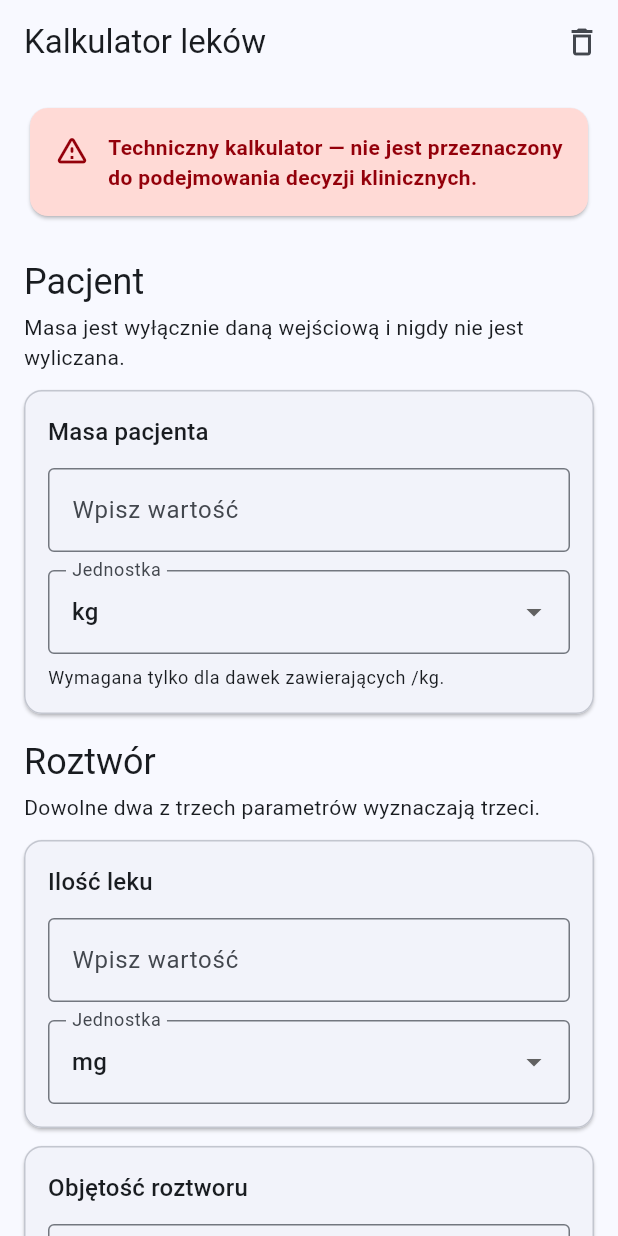
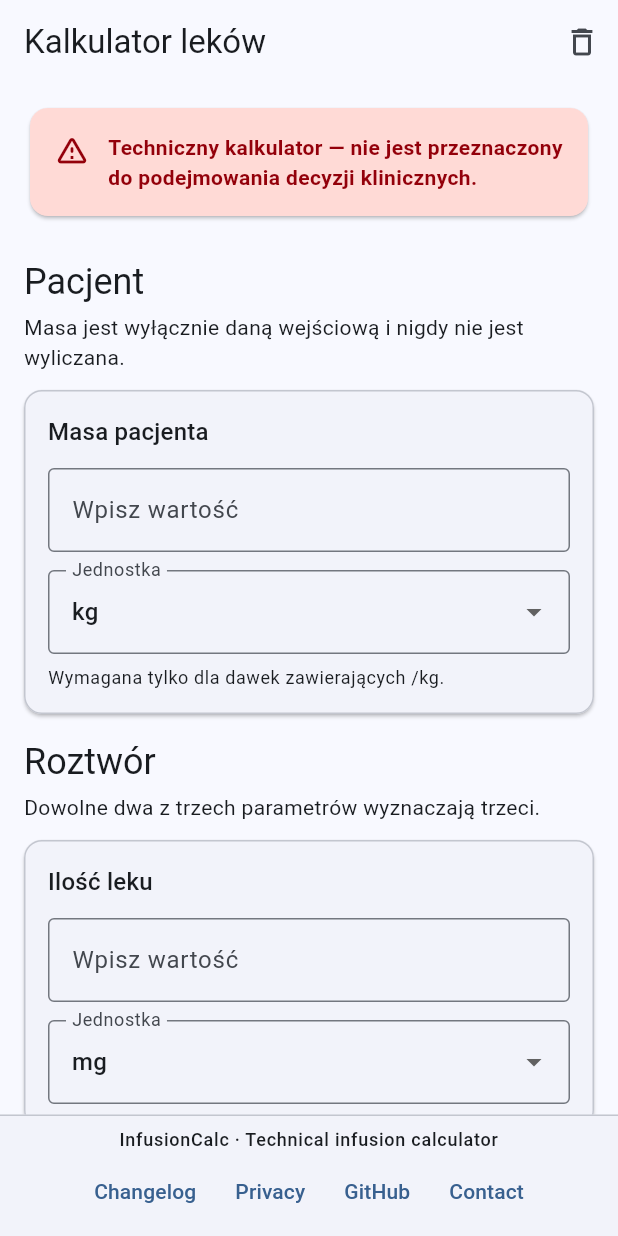
Before and after one commit to 8s4nfddmv9-lab/kalkulator-lekow, a Flutter app: the screen it shows after launch, on a phone screen of 412 x 824 dp. Run offline on Flutter 3.47's test engine with Material 3 defaults, Android fonts, the phone set to English and light mode, and no system bars; our stand-ins replace shared_preferences; missing offline and left inert: dart:js_interop.

Commit message:
chore: clean up deployment paths and add application footer
Make GitHub Pages the primary deployment path, archive the legacy iOS and mini-PC workflows, add privacy documentation, and add a tested InfusionCalc footer with Changelog, Privacy, GitHub, and Contact sections.

```diff
--- a/lib/app.dart
+++ b/lib/app.dart
@@ -1,6 +1,7 @@
 import 'package:flutter/material.dart';
 import 'package:kalkulator_lekow/application/preferences/calculator_preferences.dart';
 import 'package:kalkulator_lekow/presentation/calculator/calculator_screen.dart';
+import 'package:kalkulator_lekow/presentation/common/app_footer.dart';
 
 /// Root widget of the application.
 class KalkulatorLekowApp extends StatelessWidget {
@@ -19,11 +20,11 @@ class KalkulatorLekowApp extends StatelessWidget {
   @override
   Widget build(BuildContext context) => MaterialApp(
     debugShowCheckedModeBanner: false,
-    title: 'Kalkulator leków',
+    title: 'InfusionCalc',
     theme: _buildTheme(Brightness.light),
     darkTheme: _buildTheme(Brightness.dark),
     themeMode: ThemeMode.system,
-    home: CalculatorScreen(preferencesStore: preferencesStore),
+    home: _ApplicationShell(preferencesStore: preferencesStore),
   );
 
   ThemeData _buildTheme(Brightness brightness) {
@@ -42,3 +43,17 @@ class KalkulatorLekowApp extends StatelessWidget {
     );
   }
 }
+
+class _ApplicationShell extends StatelessWidget {
+  const _ApplicationShell({required this.preferencesStore});
+
+  final CalculatorPreferencesStore preferencesStore;
+
+  @override
+  Widget build(BuildContext context) => Column(
+    children: <Widget>[
+      Expanded(child: CalculatorScreen(preferencesStore: preferencesStore)),
+      const AppFooter(),
+    ],
+  );
+}
--- /dev/null
+++ b/lib/presentation/common/app_footer.dart
@@ -0,0 +1,149 @@
+import 'package:flutter/material.dart';
+import 'package:flutter/services.dart';
+import 'package:kalkulator_lekow/presentation/common/external_link.dart';
+
+/// Compact application footer shared by all current presentation targets.
+class AppFooter extends StatelessWidget {
+  /// Creates the InfusionCalc footer.
+  const AppFooter({super.key});
+
+  static const String _changelogUrl =
+      'https://github.com/8s4nfddmv9-lab/kalkulator-lekow/blob/main/CHANGELOG.md';
+  static const String _repositoryUrl =
+      'https://github.com/8s4nfddmv9-lab/kalkulator-lekow';
+  static const String _contactUrl =
+      'https://github.com/8s4nfddmv9-lab/kalkulator-lekow/issues/18';
+
+  @override
+  Widget build(BuildContext context) {
+    final ThemeData theme = Theme.of(context);
+    final ColorScheme colors = theme.colorScheme;
+
+    return Material(
+      color: colors.surfaceContainerLow,
+      child: SafeArea(
+        top: false,
+        child: Container(
+          width: double.infinity,
+          padding: const EdgeInsets.fromLTRB(8, 8, 8, 6),
+          decoration: BoxDecoration(
+            border: Border(top: BorderSide(color: colors.outlineVariant)),
+          ),
+          child: Column(
+            mainAxisSize: MainAxisSize.min,
+            children: <Widget>[
+              Text(
+                'InfusionCalc · Technical infusion calculator',
+                style: theme.textTheme.labelMedium,
+                textAlign: TextAlign.center,
+              ),
+              const SizedBox(height: 2),
+              Wrap(
+                alignment: WrapAlignment.center,
+                spacing: 2,
+                runSpacing: 0,
+                children: <Widget>[
+                  TextButton(
+                    onPressed: () => _openExternal(
+                      context,
+                      title: 'Changelog',
+                      url: _changelogUrl,
+                    ),
+                    child: const Text('Changelog'),
+                  ),
+                  TextButton(
+                    onPressed: () => _showPrivacy(context),
+                    child: const Text('Privacy'),
+                  ),
+                  TextButton(
+                    onPressed: () => _openExternal(
+                      context,
+                      title: 'GitHub',
+                      url: _repositoryUrl,
+                    ),
+                    child: const Text('GitHub'),
+                  ),
+                  TextButton(
+                    onPressed: () => _openExternal(
+                      context,
+                      title: 'Contact',
+                      url: _contactUrl,
+                    ),
+                    child: const Text('Contact'),
+                  ),
+                ],
+              ),
+            ],
+          ),
+        ),
+      ),
+    );
+  }
+
+  Future<void> _openExternal(
+    BuildContext context, {
+    required String title,
+    required String url,
+  }) async {
+    final bool opened = await openExternalLink(url);
+    if (opened || !context.mounted) {
+      return;
+    }
+
+    await showDialog<void>(
+      context: context,
+      builder: (BuildContext dialogContext) => AlertDialog(
+        title: Text(title),
+        content: SelectableText(url),
+        actions: <Widget>[
+          TextButton(
+            onPressed: () => Navigator.of(dialogContext).pop(),
+            child: const Text('Zamknij'),
+          ),
+          FilledButton.tonal(
+            onPressed: () async {
+              await Clipboard.setData(ClipboardData(text: url));
+              if (dialogContext.mounted) {
+                Navigator.of(dialogContext).pop();
+              }
+              if (context.mounted) {
+                ScaffoldMessenger.of(context).showSnackBar(
+                  const SnackBar(content: Text('Adres skopiowany.')),
+                );
+              }
+            },
+            child: const Text('Kopiuj adres'),
+          ),
+        ],
+      ),
+    );
+  }
+
+  Future<void> _showPrivacy(BuildContext context) => showDialog<void>(
+    context: context,
+    builder: (BuildContext dialogContext) => AlertDialog(
+      key: const Key('privacy-dialog'),
+      title: const Text('Privacy'),
+      content: const SingleChildScrollView(
+        child: Text(
+          'InfusionCalc nie ma kont użytkowników, backendu ani analityki. '
+          'Obliczenia wykonują się lokalnie na urządzeniu. Aplikacja nie '
+          'wysyła masy, stężenia, dawki, przepływu ani wyników do serwera.\n\n'
+          'Lokalnie zapisywane są wyłącznie ustawienia prezentacji: wybrane '
+          'jednostki oraz tryb /kg. Nie wpisuj danych identyfikujących '
+          'pacjenta.\n\n'
+          'GitHub Pages jako dostawca statycznego hostingu może przetwarzać '
+          'standardowe dane techniczne żądań HTTP zgodnie z własnymi zasadami. '
+          'InfusionCalc nie odczytuje treści pól formularza poza bieżącą sesją '
+          'przeglądarki.',
+        ),
+      ),
+      actions: <Widget>[
+        FilledButton(
+          onPressed: () => Navigator.of(dialogContext).pop(),
+          child: const Text('Rozumiem'),
+        ),
+      ],
+    ),
+  );
+}
--- /dev/null
+++ b/lib/presentation/common/external_link.dart
@@ -0,0 +1,2 @@
+export 'external_link_stub.dart'
+    if (dart.library.html) 'external_link_web.dart';
--- /dev/null
+++ b/lib/presentation/common/external_link_stub.dart
@@ -0,0 +1,5 @@
+/// Opens an external link when the current platform supports browser windows.
+///
+/// Native builds deliberately return `false`; the caller then presents a
+/// copyable address instead of depending on another plugin.
+Future<bool> openExternalLink(String url) async => false;
```
Also changed, not shown: lib/presentation/common/external_link_web.dart (added, +10 -0 lines), 5 other files.
